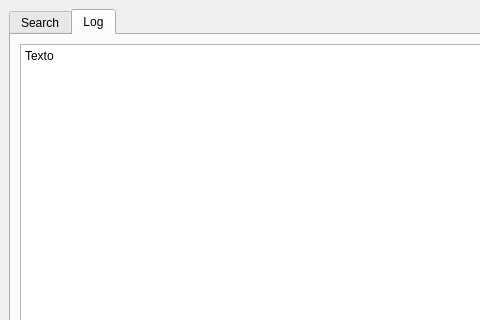
Before: the Qt Designer form gui/geo_easin_dockwidget_base.ui in geoinnova/geoeasin, drawn with Qt 5; both pictures show x 0 to 480 and y 0 to 320 of the 569 by 435 pixel window.
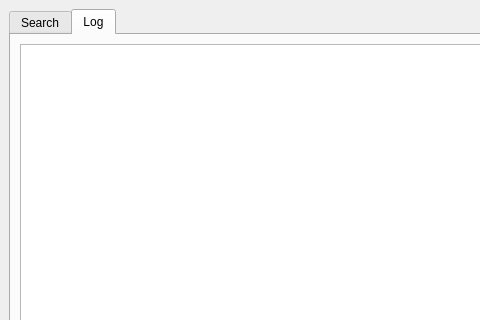
After: the same form once the commit is applied.

Commit message: Change log tex to QTextBrowser

What changed in the file:
```diff
--- a/gui/geo_easin_dockwidget_base.ui
+++ b/gui/geo_easin_dockwidget_base.ui
@@ -92,11 +92,7 @@
        </attribute>
        <layout class="QGridLayout" name="gridLayout">
         <item row="0" column="0">
-         <widget class="QPlainTextEdit" name="plainTextEdit">
-          <property name="plainText">
-           <string>Texto</string>
-          </property>
-         </widget>
+         <widget class="QTextBrowser" name="logInfoText"/>
         </item>
        </layout>
       </widget>
```
